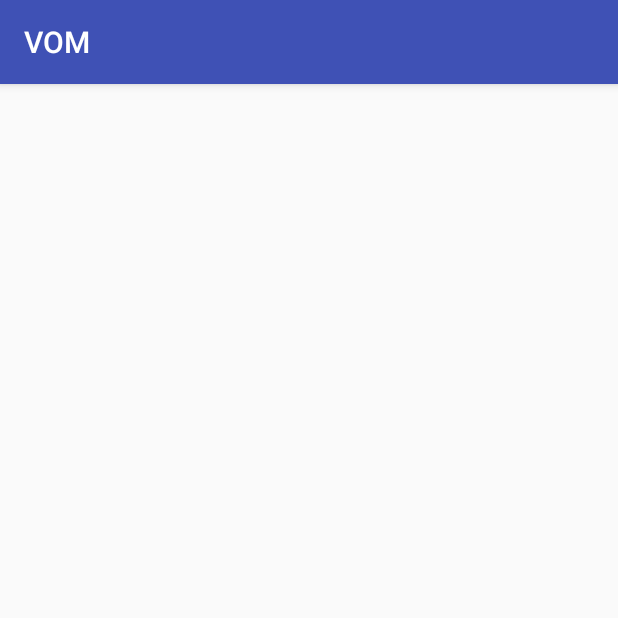
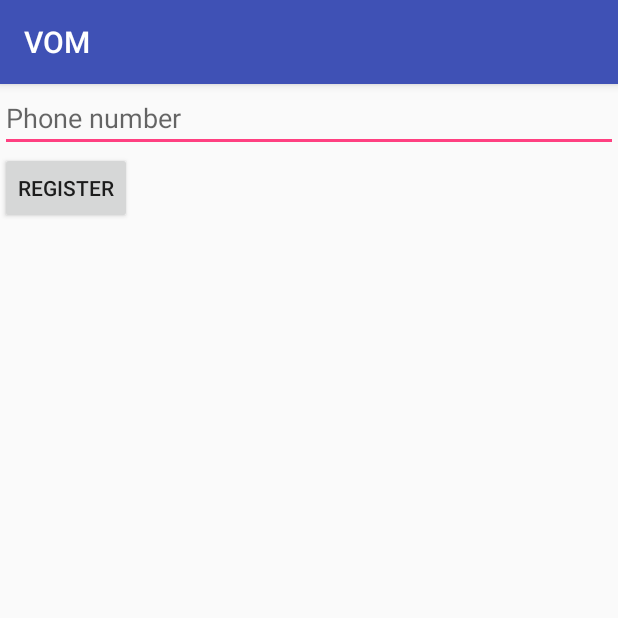
Before and after one commit to KJSCEhack/CodeZilla, an Android app: the LoginActivity screen opened directly, with no data from a screen before it, on a phone screen of 412 x 824 dp, the top half of it. Run offline under Robolectric (Android 15) with nearby library versions, the phone set to English and light mode, and no system bars; our stand-ins replace ButterKnife, Firebase (no records; nobody signed in at launch, a user with empty details on screens opened directly); 1 statement that could not run was skipped.

Commit message:
Login and Authentication

```diff
--- a/android/app/build.gradle
+++ b/android/app/build.gradle
@@ -43,6 +43,8 @@ dependencies {
     implementation 'com.google.firebase:firebase-database:16.0.3'
     implementation 'com.squareup.picasso:picasso:2.71828'
 
+    implementation 'com.jakewharton:butterknife:8.8.1'
+    annotationProcessor 'com.jakewharton:butterknife-compiler:8.8.1'
 }
 
 apply plugin: 'com.google.gms.google-services'
--- a/android/app/src/main/java/com/back/vom/LoginActivity.java
+++ b/android/app/src/main/java/com/back/vom/LoginActivity.java
@@ -1,13 +1,48 @@
 package com.back.vom;
 
+import android.content.Intent;
 import android.support.v7.app.AppCompatActivity;
 import android.os.Bundle;
+import android.view.View;
+import android.widget.Button;
+import android.widget.EditText;
+
+import com.google.firebase.auth.FirebaseAuth;
+import com.google.firebase.auth.FirebaseUser;
+
+import butterknife.BindView;
+import butterknife.ButterKnife;
 
 public class LoginActivity extends AppCompatActivity {
+
+
+    @BindView(R.id.phone_et)
+    EditText mPhoneET;
+
 
     @Override
     protected void onCreate(Bundle savedInstanceState) {
         super.onCreate(savedInstanceState);
         setContentView(R.layout.activity_login);
+        verifyUser();
+        ButterKnife.bind(this);
+    }
+
+
+
+
+
+
+
+    public void verifyUser() {
+        FirebaseUser user = FirebaseAuth.getInstance().getCurrentUser();
+        if(user != null) {
+            startActivity(new Intent(this,MainActivity.class));
+        }
+    }
+    public void register(View v) {
+        Intent i  = new Intent(this,RegisterActivity.class);
+        startActivity(i);
+        finish();
     }
 }
--- a/android/app/src/main/res/layout/activity_login.xml
+++ b/android/app/src/main/res/layout/activity_login.xml
@@ -1,9 +1,19 @@
 <?xml version="1.0" encoding="utf-8"?>
-<android.support.constraint.ConstraintLayout xmlns:android="http://schemas.android.com/apk/res/android"
+<LinearLayout xmlns:android="http://schemas.android.com/apk/res/android"
     xmlns:app="http://schemas.android.com/apk/res-auto"
     xmlns:tools="http://schemas.android.com/tools"
     android:layout_width="match_parent"
     android:layout_height="match_parent"
+    android:orientation="vertical"
     tools:context=".LoginActivity">
-
-</android.support.constraint.ConstraintLayout>
+    <EditText
+        android:hint="Phone number"
+        android:id="@+id/phone_et"
+        android:layout_width="match_parent"
+        android:layout_height="wrap_content" />
+    <Button
+        android:onClick="register"
+        android:text="Register"
+        android:layout_width="wrap_content"
+        android:layout_height="wrap_content" />
+</LinearLayout>
--- a/android/app/src/main/res/layout/activity_register.xml
+++ b/android/app/src/main/res/layout/activity_register.xml
@@ -12,16 +12,19 @@
         android:id="@+id/name_et"
         android:layout_width="match_parent"
         android:layout_height="wrap_content"
+        android:inputType="text"
         android:hint="Name"/>
     <EditText
         android:id="@+id/phone_et"
         android:layout_width="match_parent"
         android:layout_height="wrap_content"
+        android:inputType="phone"
         android:hint="Phone Number"/>
     <EditText
         android:id="@+id/email_et"
         android:layout_width="match_parent"
         android:layout_height="wrap_content"
+        android:inputType="textEmailAddress"
         android:hint="Email"/>
 
     <Button
```
Also changed, not shown: android/app/src/main/java/com/back/vom/RegisterActivity.java (+108 -1 lines), android/app/src/main/java/com/back/vom/models/User.java (added, +63 -0 lines), android/app/src/main/java/com/back/vom/services/UserService.java (added, +27 -0 lines), 1 other file.
